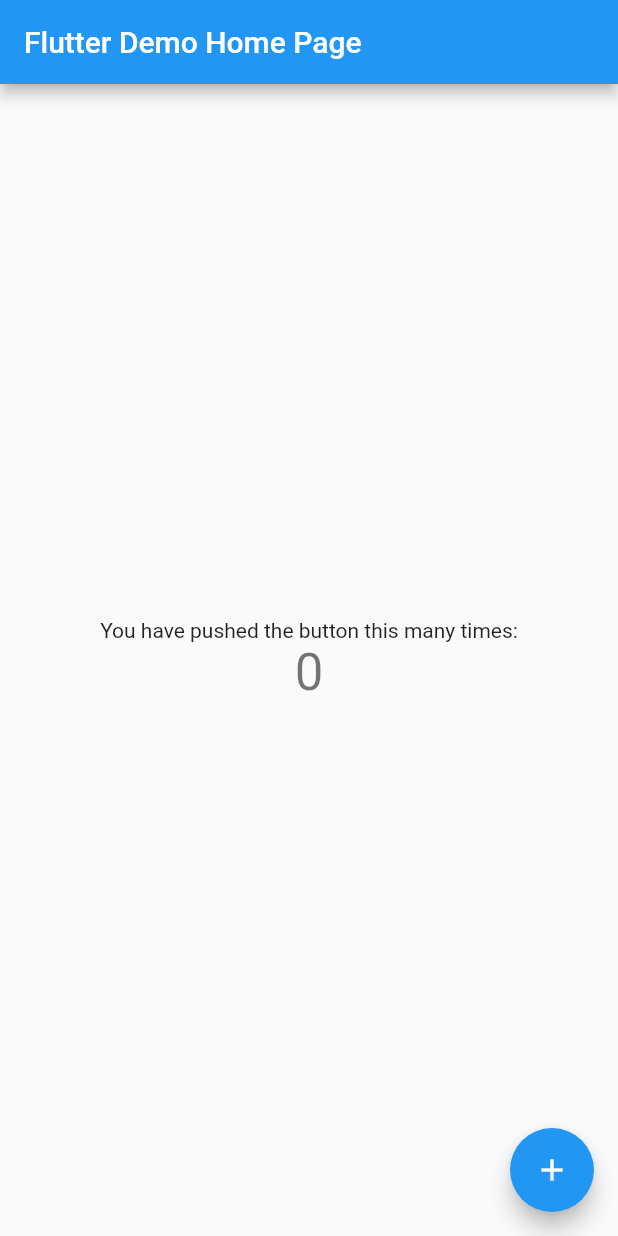
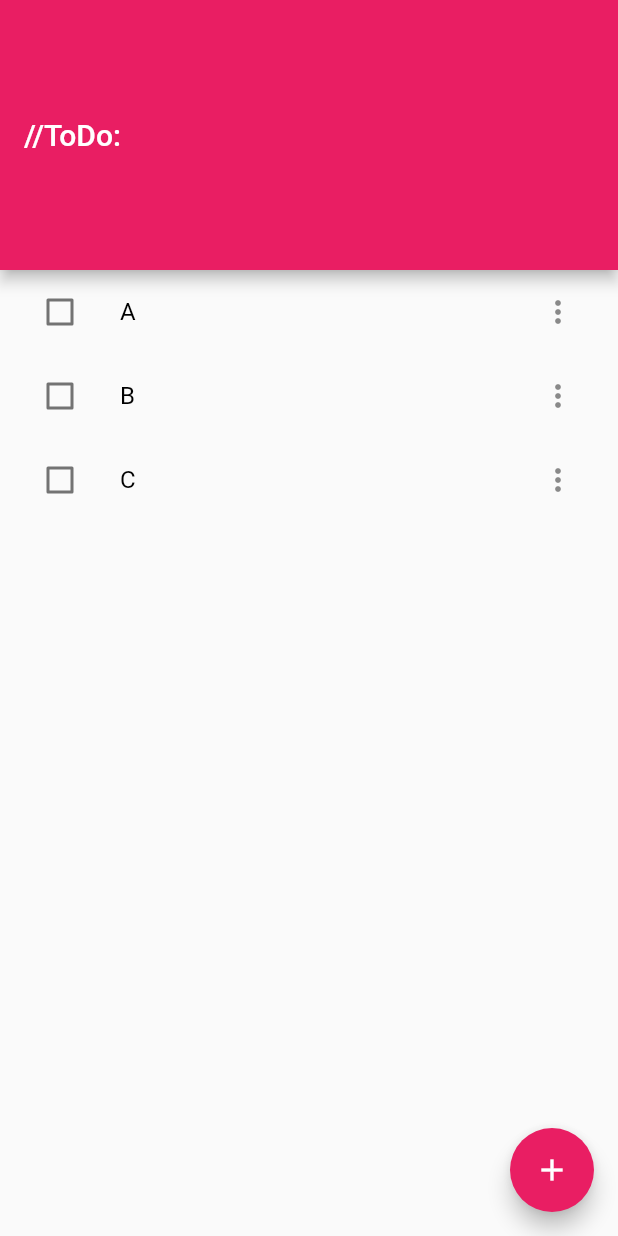
Before and after one commit to adriana-lisette/todolist_project1, a Flutter app: the screen it shows after launch, on a phone screen of 412 x 824 dp. Run offline on Flutter 3.47's test engine with Material 2 defaults, Android fonts, the phone set to English and light mode, and no system bars.

Commit message:
Create toDo list

```diff
--- a/lib/main.dart
+++ b/lib/main.dart
@@ -13,103 +13,96 @@
     return MaterialApp(
       title: 'Flutter Demo',
       theme: ThemeData(
-        // This is the theme of your application.
-        //
-        // Try running your application with "flutter run". You'll see the
-        // application has a blue toolbar. Then, without quitting the app, try
-        // changing the primarySwatch below to Colors.green and then invoke
-        // "hot reload" (press "r" in the console where you ran "flutter run",
-        // or simply save your changes to "hot reload" in a Flutter IDE).
-        // Notice that the counter didn't reset back to zero; the application
-        // is not restarted.
-        primarySwatch: Colors.blue,
+        primarySwatch: Colors.pink,
       ),
-      home: const MyHomePage(title: 'Flutter Demo Home Page'),
+      home: const MyHomePage(title: '//ToDo:'),
     );
   }
 }
 
 class MyHomePage extends StatefulWidget {
   const MyHomePage({Key? key, required this.title}) : super(key: key);
-
-  // This widget is the home page of your application. It is stateful, meaning
-  // that it has a State object (defined below) that contains fields that affect
-  // how it looks.
-
-  // This class is the configuration for the state. It holds the values (in this
-  // case the title) provided by the parent (in this case the App widget) and
-  // used by the build method of the State. Fields in a Widget subclass are
-  // always marked "final".
-
   final String title;
 
   @override
   State<MyHomePage> createState() => _MyHomePageState();
 }
 
+class ToDoItemModel {
+  String text;
+  int order;
+  bool checked;
+
+  ToDoItemModel(this.text, {required this.order, this.checked: false});
+}
+
 class _MyHomePageState extends State<MyHomePage> {
-  int _counter = 0;
+  List<ToDoItemModel> items = [
+    ToDoItemModel('A', order: 0),
+    ToDoItemModel('B', order: 1),
+    ToDoItemModel('C', order: 2),
+  ];
 
-  void _incrementCounter() {
+  updateList(e) {
     setState(() {
-      // This call to setState tells the Flutter framework that something has
-      // changed in this State, which causes it to rerun the build method below
-      // so that the display can reflect the updated values. If we changed
-      // _counter without calling setState(), then the build method would not be
-      // called again, and so nothing would appear to happen.
-      _counter++;
+      List<ToDoItemModel> checkeds =
+          this.items.where((element) => element.checked).toList();
+      checkeds.sort((a, b) => a.order - b.order);
+
+      List<ToDoItemModel> uncheckeds =
+          this.items.where((element) => !element.checked).toList();
+      uncheckeds.sort((a, b) => a.order - b.order);
+
+      this.items.clear();
+      this.items.addAll([...uncheckeds, ...checkeds]);
     });
   }
 
   @override
   Widget build(BuildContext context) {
-    // This method is rerun every time setState is called, for instance as done
-    // by the _incrementCounter method above.
-    //
-    // The Flutter framework has been optimized to make rerunning build methods
-    // fast, so that you can just rebuild anything that needs updating rather
-    // than having to individually change instances of widgets.
+    items.isNotEmpty;
     return Scaffold(
       appBar: AppBar(
-        // Here we take the value from the MyHomePage object that was created by
-        // the App.build method, and use it to set our appbar title.
+        centerTitle: false,
         title: Text(widget.title),
+        toolbarHeight: 180,
       ),
-      body: Center(
-        // Center is a layout widget. It takes a single child and positions it
-        // in the middle of the parent.
-        child: Column(
-          // Column is also a layout widget. It takes a list of children and
-          // arranges them vertically. By default, it sizes itself to fit its
-          // children horizontally, and tries to be as tall as its parent.
-          //
-          // Invoke "debug painting" (press "p" in the console, choose the
-          // "Toggle Debug Paint" action from the Flutter Inspector in Android
-          // Studio, or the "Toggle Debug Paint" command in Visual Studio Code)
-          // to see the wireframe for each widget.
-          //
-          // Column has various properties to control how it sizes itself and
-          // how it positions its children. Here we use mainAxisAlignment to
-          // center the children vertically; the main axis here is the vertical
-          // axis because Columns are vertical (the cross axis would be
-          // horizontal).
-          mainAxisAlignment: MainAxisAlignment.center,
-          children: <Widget>[
-            const Text(
-              'You have pushed the button this many times:',
-            ),
-            Text(
-              '$_counter',
-              style: Theme.of(context).textTheme.headline4,
-            ),
-          ],
-        ),
+      body: ListView(
+        children: [
+          ...this.items.map((e) => ListTile(
+                leading: Checkbox(
+                  checkColor: Colors.transparent,
+                  activeColor: Colors.grey.shade400,
+                  onChanged: (e) {},
+                  value: e.checked,
+                ),
+                title: Opacity(
+                  opacity: e.checked ? 0.5 : 1,
+                  child: Text(
+                    e.text,
+                    style: TextStyle(
+                      color: e.checked ? Colors.grey.shade500 : Colors.black,
+                      decoration: e.checked ? TextDecoration.lineThrough : null,
+                    ),
+                  ),
+                ),
+                trailing: IconButton(
+                    onPressed: () {
+                      print('More icon');
+                    },
+                    icon: Icon(Icons.more_vert)),
+                onTap: () {
+                  e.checked = !e.checked;
+                  updateList(e);
+                },
+              ))
+        ],
       ),
       floatingActionButton: FloatingActionButton(
-        onPressed: _incrementCounter,
+        onPressed: () {},
         tooltip: 'Increment',
-        child: const Icon(Icons.add),
-      ), // This trailing comma makes auto-formatting nicer for build methods.
+        child: Icon(Icons.add),
+      ),
     );
   }
 }
```
